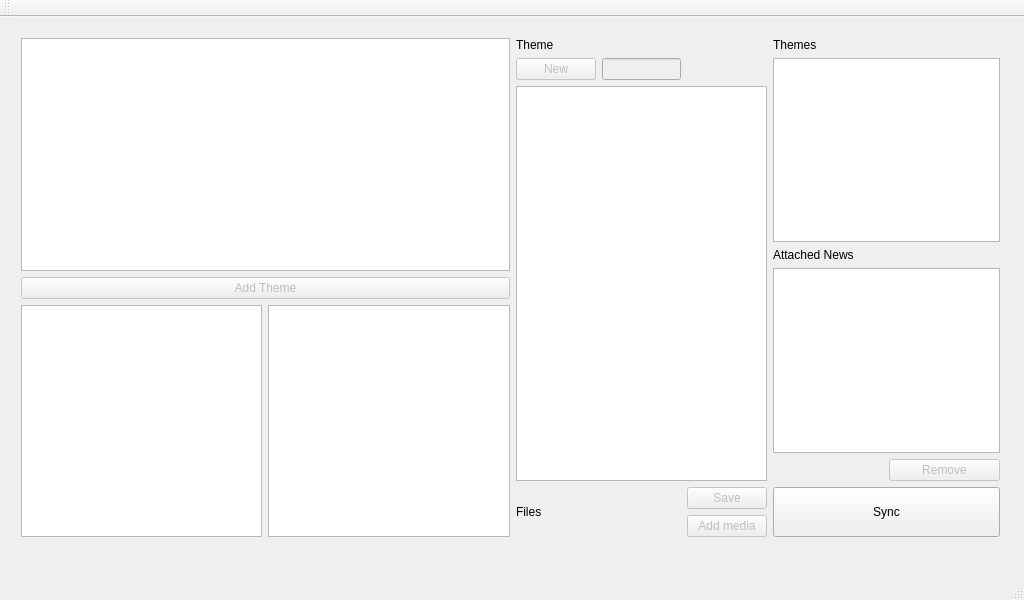
root-voicenet/inews, file mainwindow.ui: the form before one commit.
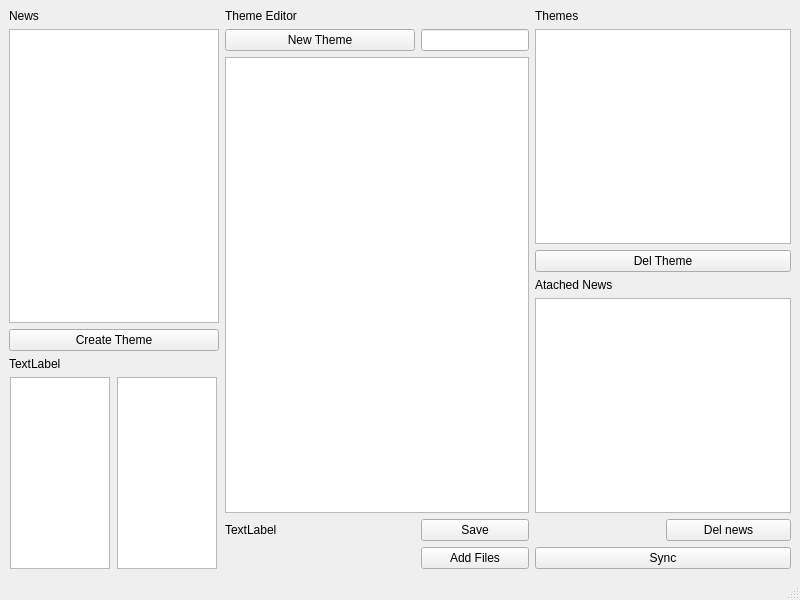
The form after the commit. Custom widgets are drawn as their Qt base class.

Patch:
```diff
--- a/mainwindow.ui
+++ b/mainwindow.ui
@@ -6,117 +6,117 @@
    <rect>
     <x>0</x>
     <y>0</y>
-    <width>1024</width>
+    <width>800</width>
     <height>600</height>
    </rect>
   </property>
-  <property name="minimumSize">
-   <size>
-    <width>1024</width>
-    <height>600</height>
-   </size>
-  </property>
   <property name="windowTitle">
    <string>MainWindow</string>
   </property>
-  <widget class="QWidget" name="centralWidget">
-   <widget class="QWidget" name="layoutWidget">
-    <property name="geometry">
-     <rect>
-      <x>10</x>
-      <y>10</y>
-      <width>1001</width>
-      <height>521</height>
-     </rect>
-    </property>
-    <layout class="QHBoxLayout" name="horizontalLayout_3">
+  <widget class="QWidget" name="centralwidget">
+   <layout class="QHBoxLayout" name="horizontalLayout_2" stretch="0,1,0">
+    <item>
+     <layout class="QVBoxLayout" name="verticalLayout" stretch="0,1,0,0,0">
      <property name="sizeConstraint">
-      <enum>QLayout::SetMaximumSize</enum>
+       <enum>QLayout::SetMinimumSize</enum>
      </property>
      <item>
-      <layout class="QVBoxLayout" name="verticalLayout">
-       <item>
-        <widget class="QListView" name="rssList"/>
-       </item>
-       <item>
-        <widget class="QPushButton" name="addNode">
-         <property name="enabled">
-          <bool>false</bool>
-         </property>
-         <property name="text">
-          <string>Add Theme</string>
-         </property>
-        </widget>
-       </item>
-       <item>
-        <layout class="QHBoxLayout" name="horizontalLayout">
-         <item>
-          <widget class="QListView" name="taxThemeList"/>
-         </item>
-         <item>
-          <widget class="QListView" name="taxGeoList"/>
-         </item>
-        </layout>
-       </item>
-      </layout>
-     </item>
-     <item>
-      <layout class="QGridLayout" name="gridLayout">
-       <item row="0" column="0">
         <widget class="QLabel" name="label">
          <property name="text">
-          <string>Theme</string>
+         <string>News</string>
          </property>
         </widget>
        </item>
-       <item row="1" column="0">
-        <layout class="QHBoxLayout" name="horizontalLayout_2">
          <item>
-          <widget class="QPushButton" name="btnNodeNew">
-           <property name="enabled">
-            <bool>false</bool>
-           </property>
+       <widget class="QListView" name="listView">
+        <property name="maximumSize">
+         <size>
+          <width>210</width>
+          <height>16777215</height>
+         </size>
+        </property>
+       </widget>
+      </item>
+      <item>
+       <widget class="QPushButton" name="pushButton">
            <property name="text">
-            <string>New</string>
+         <string>Create Theme</string>
            </property>
           </widget>
          </item>
          <item>
-          <widget class="QLineEdit" name="nodeTitle">
-           <property name="enabled">
-            <bool>false</bool>
-           </property>
-          </widget>
-         </item>
-        </layout>
-       </item>
-       <item row="2" column="0" colspan="2">
-        <widget class="QTextEdit" name="nodeEditor"/>
-       </item>
-       <item row="3" column="0" rowspan="2">
         <widget class="QLabel" name="label_2">
          <property name="text">
-          <string>Files</string>
+         <string>TextLabel</string>
+        </property>
+       </widget>
+      </item>
+      <item>
+       <layout class="QHBoxLayout" name="horizontalLayout">
+        <item>
+         <widget class="QListView" name="listView_2">
+          <property name="maximumSize">
+           <size>
+            <width>100</width>
+            <height>16777215</height>
+           </size>
+          </property>
+         </widget>
+        </item>
+        <item>
+         <widget class="QListView" name="listView_3">
+          <property name="maximumSize">
+           <size>
+            <width>100</width>
+            <height>16777215</height>
+           </size>
+          </property>
+         </widget>
+        </item>
+       </layout>
+      </item>
+     </layout>
+    </item>
+    <item>
+     <layout class="QGridLayout" name="gridLayout" rowstretch="0,0,0,0,0" columnstretch="1,0">
+      <item row="0" column="0">
+       <widget class="QLabel" name="label_3">
+        <property name="text">
+         <string>Theme Editor</string>
+        </property>
+       </widget>
+      </item>
+      <item row="1" column="1">
+       <widget class="QLineEdit" name="titleEdit"/>
+      </item>
+      <item row="2" column="0" colspan="2">
+       <widget class="TextEdit" name="textEdit"/>
+      </item>
+      <item row="3" column="0">
+       <widget class="QLabel" name="label_4">
+        <property name="text">
+         <string>TextLabel</string>
          </property>
         </widget>
        </item>
        <item row="3" column="1">
-        <widget class="QPushButton" name="pushButton_3">
-         <property name="enabled">
-          <bool>false</bool>
-         </property>
+       <widget class="QPushButton" name="btnSave">
          <property name="text">
           <string>Save</string>
          </property>
         </widget>
        </item>
        <item row="4" column="1">
+       <widget class="QPushButton" name="pushButton_3">
+        <property name="text">
+         <string>Add Files</string>
+        </property>
+       </widget>
+      </item>
+      <item row="1" column="0">
         <widget class="QPushButton" name="pushButton_4">
-         <property name="enabled">
-          <bool>false</bool>
-         </property>
          <property name="text">
-          <string>Add media</string>
+         <string>New Theme</string>
          </property>
         </widget>
        </item>
@@ -125,40 +125,27 @@
      <item>
       <layout class="QGridLayout" name="gridLayout_2">
        <item row="0" column="0">
-        <widget class="QLabel" name="label_3">
+       <widget class="QLabel" name="label_5">
          <property name="text">
           <string>Themes</string>
          </property>
         </widget>
        </item>
        <item row="1" column="0" colspan="2">
-        <widget class="QListView" name="nodesList"/>
-       </item>
-       <item row="2" column="0">
-        <widget class="QLabel" name="label_4">
+       <widget class="QListView" name="themesList"/>
+      </item>
+      <item row="5" column="1">
+       <widget class="QPushButton" name="pushButton_5">
          <property name="text">
-          <string>Attached News</string>
+         <string>Del news</string>
          </property>
         </widget>
        </item>
-       <item row="3" column="0" colspan="2">
-        <widget class="QListView" name="attachedRss"/>
-       </item>
-       <item row="4" column="1">
-        <widget class="QPushButton" name="btnAttachedRemove">
-         <property name="enabled">
-          <bool>false</bool>
-         </property>
-         <property name="text">
-          <string>Remove</string>
-         </property>
-        </widget>
-       </item>
-       <item row="5" column="0" colspan="2">
-        <widget class="QPushButton" name="btnSync">
-         <property name="minimumSize">
+      <item row="6" column="0" colspan="2">
+       <widget class="QPushButton" name="pushButton_6">
+        <property name="maximumSize">
           <size>
-           <width>0</width>
+          <width>16777215</width>
            <height>50</height>
           </size>
          </property>
@@ -167,12 +154,28 @@
          </property>
         </widget>
        </item>
+      <item row="3" column="0">
+       <widget class="QLabel" name="label_6">
+        <property name="text">
+         <string>Atached News</string>
+        </property>
+       </widget>
+      </item>
+      <item row="4" column="0" colspan="2">
+       <widget class="QListView" name="listView_5"/>
+      </item>
+      <item row="2" column="0" colspan="2">
+       <widget class="QPushButton" name="pushButton_7">
+        <property name="text">
+         <string>Del Theme</string>
+        </property>
+       </widget>
+      </item>
       </layout>
      </item>
     </layout>
    </widget>
-  </widget>
-  <widget class="QMenuBar" name="menuBar">
+  <widget class="QMenuBar" name="menubar">
    <property name="geometry">
     <rect>
      <x>0</x>
@@ -182,17 +185,15 @@
     </rect>
    </property>
   </widget>
-  <widget class="QToolBar" name="mainToolBar">
-   <attribute name="toolBarArea">
-    <enum>TopToolBarArea</enum>
-   </attribute>
-   <attribute name="toolBarBreak">
-    <bool>false</bool>
-   </attribute>
-  </widget>
-  <widget class="QStatusBar" name="statusBar"/>
- </widget>
- <layoutdefault spacing="6" margin="11"/>
+  <widget class="QStatusBar" name="statusbar"/>
+ </widget>
+ <customwidgets>
+  <customwidget>
+   <class>TextEdit</class>
+   <extends>QTextEdit</extends>
+   <header location="global">textedit.h</header>
+  </customwidget>
+ </customwidgets>
  <resources/>
  <connections/>
 </ui>
```
Left out of the diff: 4 changed lines with no effect on the pictures. Lines whose indentation alone changed are shown as unchanged.
